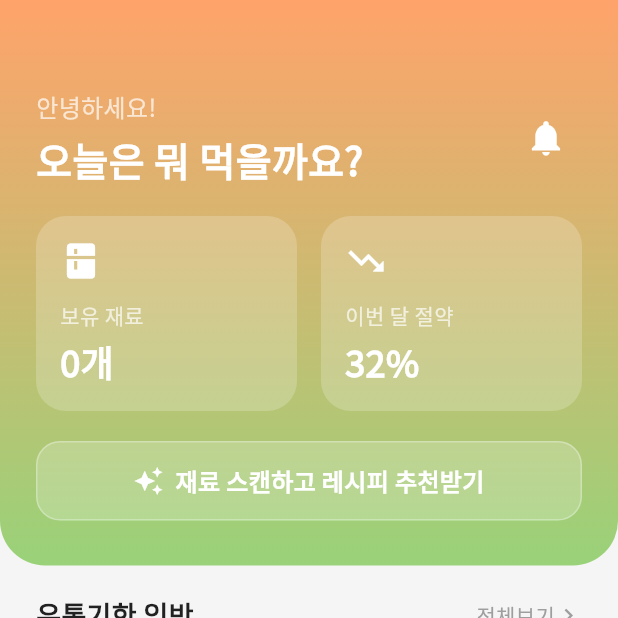
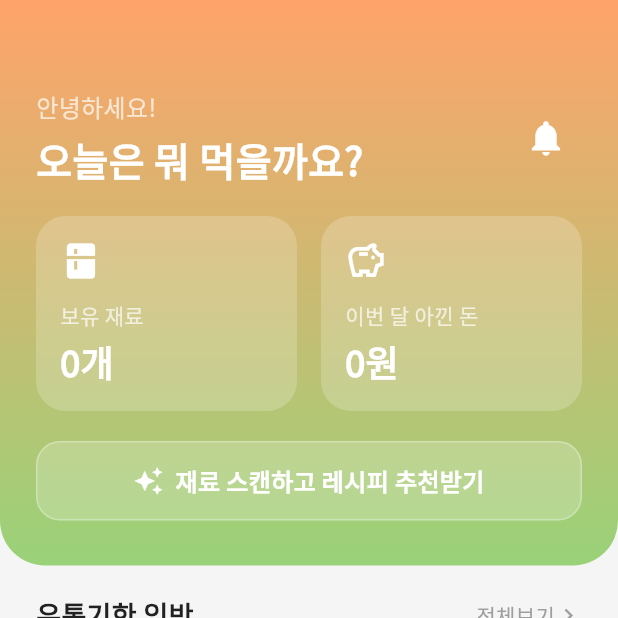
Before and after one commit to nyeonggyeong/LivingAloneCare_App, a Flutter app: the HomeScreen screen opened directly, on a phone screen of 412 x 824 dp, the top half of it. Run offline on Flutter 3.47's test engine with Material 3 defaults, Android fonts, the phone set to English and light mode, and no system bars; our stand-ins replace cloud_firestore, cloud_functions, firebase_auth, firebase_core, firebase_messaging, firebase_storage and 3 more; accounts and stored records are empty.

Commit message:
Feat: 홈 화면 절약 금액 연동 및 UI개선

```diff
--- a/lib/screens/home_screen.dart
+++ b/lib/screens/home_screen.dart
@@ -2,6 +2,7 @@ import 'package:flutter/material.dart';
 import 'package:firebase_auth/firebase_auth.dart';
 import 'package:cloud_firestore/cloud_firestore.dart';
 import 'package:firebase_messaging/firebase_messaging.dart';
+import 'package:intl/intl.dart';
 import 'package:livingalonecare_app/screens/add_ingredient_screen.dart';
 import 'package:livingalonecare_app/screens/inventory_screen.dart';
 import 'package:livingalonecare_app/screens/my_page_screen.dart';
@@ -252,7 +253,6 @@ class _HomeScreenState extends State<HomeScreen> {
       ),
       floatingActionButtonLocation: FloatingActionButtonLocation.centerDocked,
 
-      // 하단 내비게이션 바
       bottomNavigationBar: BottomAppBar(
         color: Colors.white,
         elevation: 10,
@@ -412,7 +412,6 @@ class _HomeScreenState extends State<HomeScreen> {
                   ),
                 ],
               ),
-              // 알림 아이콘 옆에 로그아웃 버튼 추가
               Row(
                 children: [
                   IconButton(
@@ -454,16 +453,49 @@ class _HomeScreenState extends State<HomeScreen> {
                       icon: Icons.kitchen,
                       title: '보유 재료',
                       value: countText,
+                      onTap: () {
+                        Navigator.push(
+                          context,
+                          MaterialPageRoute(
+                            builder: (context) => const InventoryScreen(
+                              sortType: InventorySortType.registeredAt,
+                            ),
+                          ),
+                        );
+                      },
                     );
                   },
                 ),
               ),
               const SizedBox(width: 16),
+
               Expanded(
-                child: _buildSummaryCard(
-                  icon: Icons.trending_down,
-                  title: '이번 달 절약',
-                  value: '32%',
+                child: StreamBuilder<DocumentSnapshot>(
+                  stream: FirebaseFirestore.instance
+                      .collection('users')
+                      .doc(user!.uid)
+                      .snapshots(), // 유저 문서 전체를 구독
+                  builder: (context, snapshot) {
+                    String savedText = '0원';
+
+                    if (snapshot.hasData &&
+                        snapshot.data != null &&
+                        snapshot.data!.data() != null) {
+                      final data =
+                          snapshot.data!.data() as Map<String, dynamic>;
+                      // savedMoney 필드를 가져오고, 없으면 totalSavedAmount, 그것도 없으면 0
+                      final int amount =
+                          data['savedMoney'] ?? data['totalSavedAmount'] ?? 0;
+                      // 숫자 포맷팅 (예: 15,000원)
+                      savedText = '${NumberFormat('#,###').format(amount)}원';
+                    }
+
+                    return _buildSummaryCard(
+                      icon: Icons.savings_outlined, // 아이콘 변경 (돼지저금통 느낌)
+                      title: '이번 달 아낀 돈', // 타이틀 변경
+                      value: savedText,
+                    );
+                  },
                 ),
               ),
             ],
@@ -506,8 +538,11 @@ class _HomeScreenState extends State<HomeScreen> {
     required IconData icon,
     required String title,
     required String value,
+    VoidCallback? onTap,
   }) {
-    return Container(
+    return GestureDetector(
+      onTap: onTap,
+      child: Container(
         padding: const EdgeInsets.all(16),
         decoration: BoxDecoration(
           color: Colors.white.withOpacity(0.2),
@@ -532,6 +567,7 @@ class _HomeScreenState extends State<HomeScreen> {
               ),
             ),
           ],
+        ),
       ),
     );
   }
```
Lines whose indentation alone changed are shown as unchanged.
